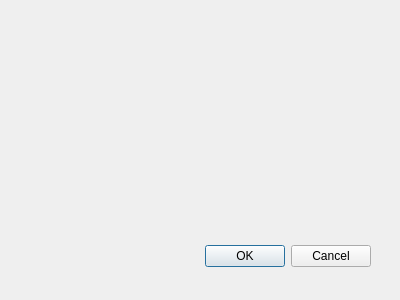
PhotoFlare/photoflare, file src/batchdialog.ui: the form before one commit.
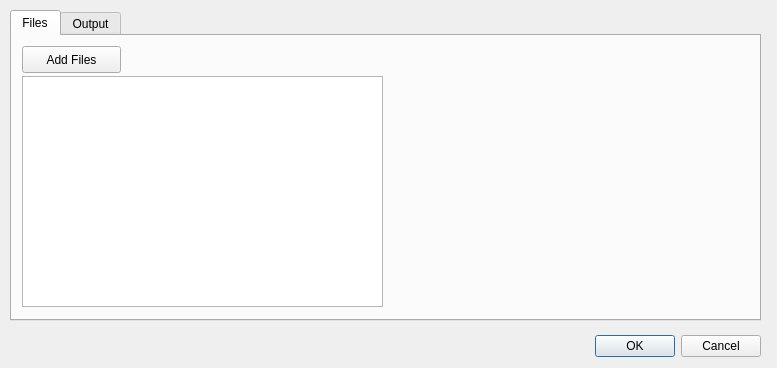
The form after the commit. The open tabs and pages were chosen to show the change.

```diff
--- a/src/batchdialog.ui
+++ b/src/batchdialog.ui
@@ -8,8 +8,8 @@
    <rect>
     <x>0</x>
     <y>0</y>
-    <width>400</width>
-    <height>300</height>
+    <width>777</width>
+    <height>368</height>
    </rect>
   </property>
   <property name="windowTitle">
@@ -18,8 +18,8 @@
   <widget class="QDialogButtonBox" name="buttonBox">
    <property name="geometry">
     <rect>
-     <x>30</x>
-     <y>240</y>
+     <x>420</x>
+     <y>330</y>
      <width>341</width>
      <height>32</height>
     </rect>
@@ -31,6 +31,58 @@
     <set>QDialogButtonBox::Cancel|QDialogButtonBox::Ok</set>
    </property>
   </widget>
+  <widget class="QTabWidget" name="tabWidget">
+   <property name="geometry">
+    <rect>
+     <x>10</x>
+     <y>10</y>
+     <width>751</width>
+     <height>311</height>
+    </rect>
+   </property>
+   <property name="currentIndex">
+    <number>1</number>
+   </property>
+   <widget class="QWidget" name="Files_tab">
+    <attribute name="title">
+     <string>Files</string>
+    </attribute>
+    <widget class="QPushButton" name="pushButton">
+     <property name="geometry">
+      <rect>
+       <x>10</x>
+       <y>10</y>
+       <width>99</width>
+       <height>27</height>
+      </rect>
+     </property>
+     <property name="text">
+      <string>Add Files</string>
+     </property>
+    </widget>
+    <widget class="QListWidget" name="listWidget">
+     <property name="geometry">
+      <rect>
+       <x>10</x>
+       <y>40</y>
+       <width>361</width>
+       <height>231</height>
+      </rect>
+     </property>
+     <property name="acceptDrops">
+      <bool>true</bool>
+     </property>
+     <property name="dragDropMode">
+      <enum>QAbstractItemView::DropOnly</enum>
+     </property>
+    </widget>
+   </widget>
+   <widget class="QWidget" name="Output_Tab">
+    <attribute name="title">
+     <string>Output</string>
+    </attribute>
+   </widget>
+  </widget>
  </widget>
  <pixmapfunction/>
  <resources/>
```
Left out of the diff: 7 changed lines with no effect on the pictures.
